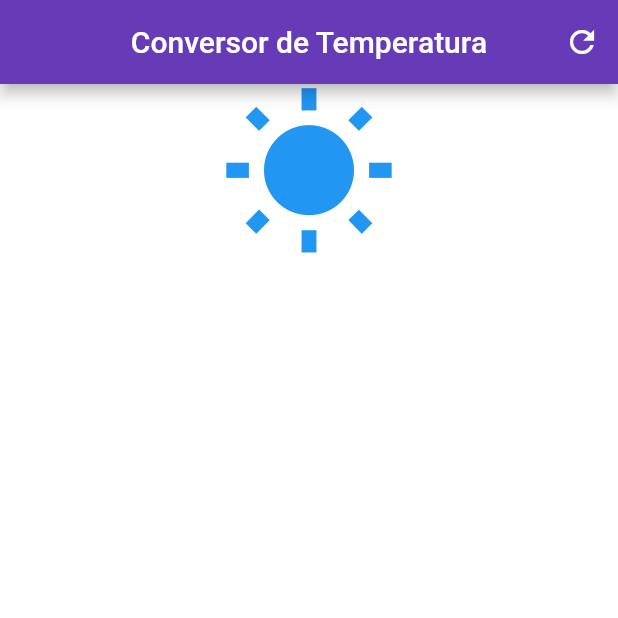
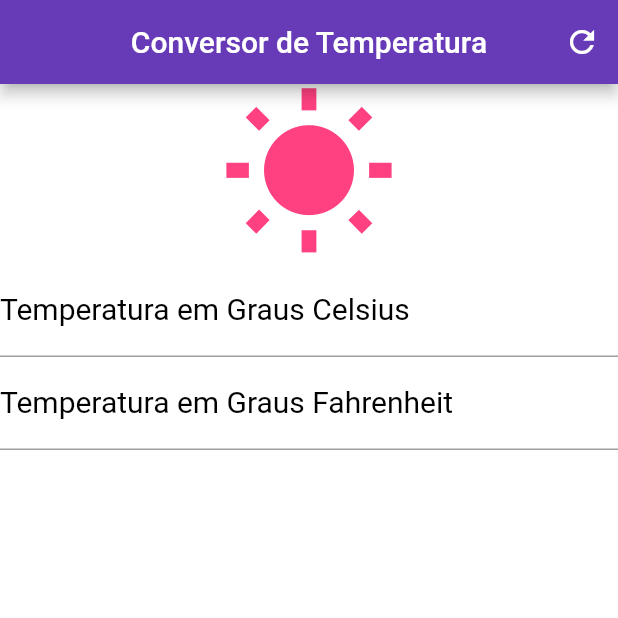
Before and after one commit to alinefv/mobile-flutter-conversor, a Flutter app: the screen it shows after launch, on a phone screen of 412 x 824 dp, the top half of it. Run offline on Flutter 3.47's test engine with Material 2 defaults, Android fonts, the phone set to English and light mode, and no system bars.

Commit message:
Modificando Layout 0.1

```diff
--- a/lib/main.dart
+++ b/lib/main.dart
@@ -24,18 +24,39 @@ class _HomeState extends State<Home> {
       ],
     );
 
-    Icon icon = Icon(Icons.wb_sunny, size: 120, color: Colors.blue,);
+    Icon icon = Icon(Icons.wb_sunny, size: 120, color: Colors.pinkAccent,);
+    TextStyle styleDecoration = TextStyle(color: Colors.black, fontSize: 20);
+    TextStyle styleField = TextStyle(color: Colors.pink);
+
+
+    TextField tempCelsius = TextField(keyboardType: TextInputType.number,
+    decoration: InputDecoration(
+        labelText: "Temperatura em Graus Celsius",
+        labelStyle: styleDecoration,
+    ),
+      textAlign: TextAlign.center,
+      style: styleField,
+    );
+    TextField tempFahrenheit = TextField(keyboardType: TextInputType.number,
+      decoration: InputDecoration(
+          labelText: "Temperatura em Graus Fahrenheit",
+          labelStyle: styleDecoration,
+      ),
+      textAlign: TextAlign.center,
+      style: styleField,
+    );
+
 
     Column colum = Column (
       crossAxisAlignment: CrossAxisAlignment.stretch,
       children: <Widget>[
-        icon,
+        icon, tempCelsius, tempFahrenheit,
       ],
     );
 
     Scaffold scaffold = Scaffold(
       appBar: appBar,
-      backgroundColor: Colors.white70,
+      backgroundColor: Colors.white,
       body: colum,
     );
     return scaffold;
```
